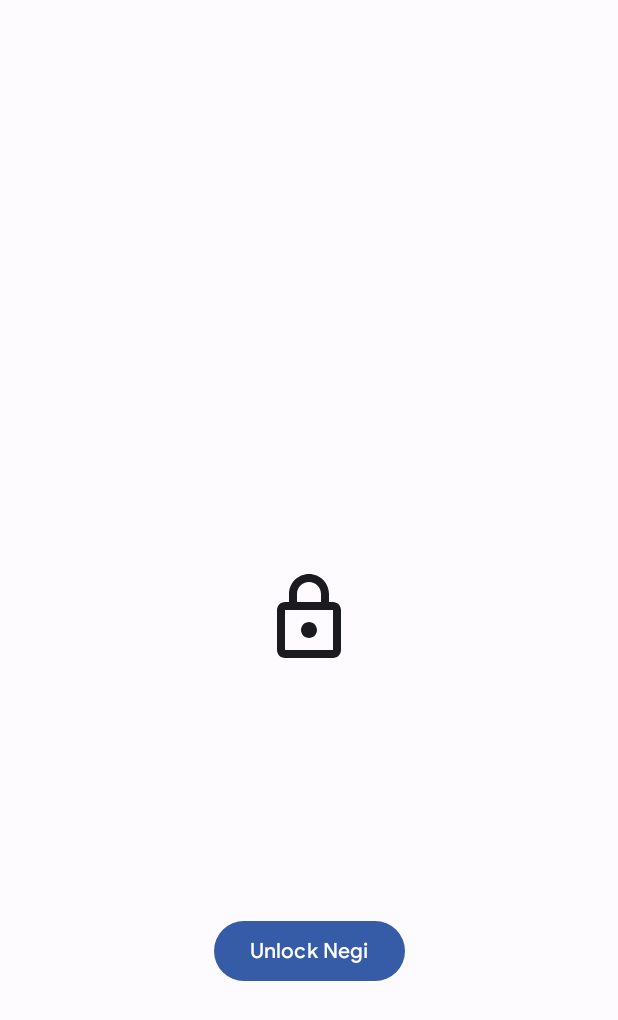
After one commit to CominAtYou/Negi, an Android app: the layout activity_auth.xml on its own in the app's theme, with its tools: preview values and no code run, on a phone screen of 412 x 824 dp. The commit adds this screen. Shown: the top 1020 px of the screen. Run offline under Robolectric (Android 15) with nearby library versions, the phone set to English and light mode, and no system bars.

Commit message:
Add app lock capability

```diff
--- /dev/null
+++ b/app/src/main/res/layout/activity_auth.xml
@@ -0,0 +1,29 @@
+<?xml version="1.0" encoding="utf-8"?>
+<androidx.constraintlayout.widget.ConstraintLayout xmlns:android="http://schemas.android.com/apk/res/android"
+    xmlns:app="http://schemas.android.com/apk/res-auto"
+    android:layout_width="match_parent"
+    android:layout_height="match_parent">
+
+        <ImageView
+            android:id="@+id/auth_activity_lock_icon"
+            android:layout_width="64dp"
+            android:layout_height="64dp"
+            android:importantForAccessibility="no"
+            android:src="@drawable/outline_lock_24"
+            app:layout_constraintBottom_toBottomOf="parent"
+            app:layout_constraintEnd_toEndOf="parent"
+            app:layout_constraintStart_toStartOf="parent"
+            app:layout_constraintTop_toTopOf="parent" />
+
+        <com.google.android.material.button.MaterialButton
+            android:id="@+id/activity_auth_unlock_button"
+            android:layout_width="wrap_content"
+            android:layout_height="wrap_content"
+            android:fontFamily="@font/ps_medium"
+            android:text="@string/activity_auth_unlock_button_text"
+            app:layout_constraintBottom_toBottomOf="parent"
+            app:layout_constraintEnd_toEndOf="parent"
+            app:layout_constraintStart_toStartOf="parent"
+            app:layout_constraintTop_toBottomOf="@id/auth_activity_lock_icon" />
+
+</androidx.constraintlayout.widget.ConstraintLayout>
--- a/app/src/main/res/values/strings.xml
+++ b/app/src/main/res/values/strings.xml
@@ -10,5 +10,7 @@
     <string name="activity_add_account_error">Couldn\'t add the account.</string>
     <string name="activity_account_details_card_label_text">Verification code</string>
     <string name="activity_auth_biometric_prompt_title">Authentication required</string>
-    <string name="activity_auth_biometric_prompt_subtitle">Verify your identity</string>
+    <string name="activity_auth_biometric_prompt_subtitle">Please verify your identity to access Negi</string>
+    <string name="activity_auth_keyguard_removed_toast_text">App lock was disabled because your screen lock was removed.</string>
+    <string name="activity_auth_unlock_button_text">Unlock Negi</string>
 </resources>
```
Also changed, not shown: app/src/main/AndroidManifest.xml (+6 -2 lines), app/src/main/java/com/cominatyou/negi/AuthActivity.java (+61 -4 lines), app/src/main/java/com/cominatyou/negi/MainActivity.java (+25 -6 lines), app/src/main/java/com/cominatyou/negi/util/AuthUtil.java (deleted, +0 -28 lines), app/src/main/java/com/cominatyou/negi/util/SecurePrefUtil.java (added, +54 -0 lines).
